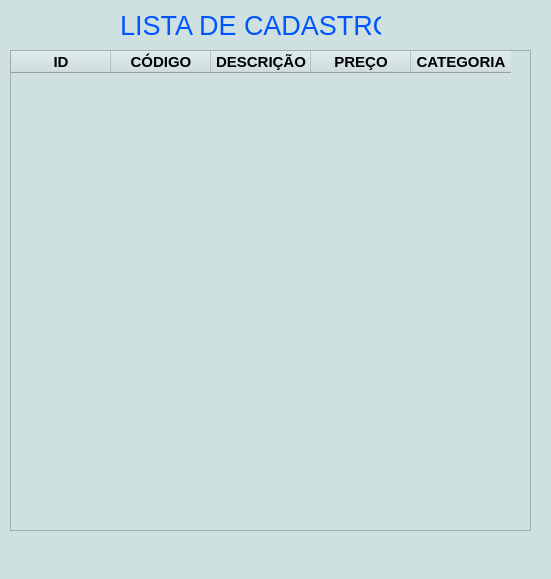
This is lista_de_cadastro.ui in DanielRogerioRibeiro/Product-Registration-in-Python-MySQL-PART-3 as Qt 5 draws it before an edit. The edited form follows.
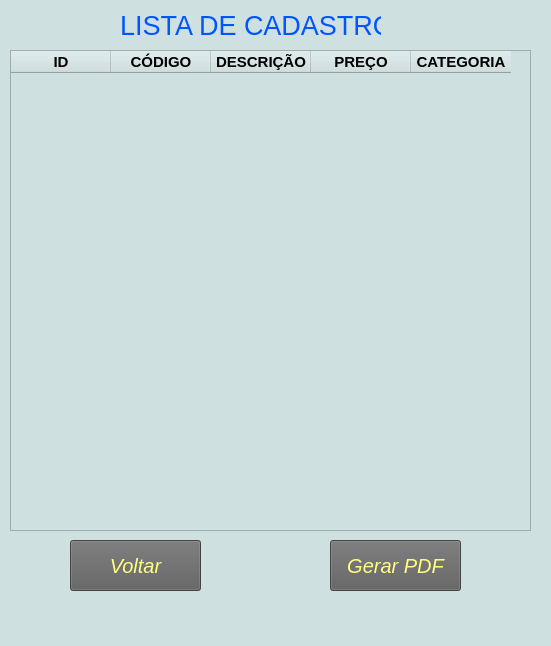
This is the edited form. Icons and pictures are not drawn.

Commit message: Fixing Generate Pdf button.

Diff of the .ui file:
```diff
--- a/lista_de_cadastro.ui
+++ b/lista_de_cadastro.ui
@@ -7,7 +7,7 @@
     <x>0</x>
     <y>0</y>
     <width>551</width>
-    <height>579</height>
+    <height>646</height>
    </rect>
   </property>
   <property name="windowTitle">
@@ -118,6 +118,288 @@
      </property>
     </column>
    </widget>
+   <widget class="QPushButton" name="pushButton">
+    <property name="geometry">
+     <rect>
+      <x>330</x>
+      <y>540</y>
+      <width>131</width>
+      <height>51</height>
+     </rect>
+    </property>
+    <property name="palette">
+     <palette>
+      <active>
+       <colorrole role="Button">
+        <brush brushstyle="SolidPattern">
+         <color alpha="255">
+          <red>94</red>
+          <green>94</green>
+          <blue>94</blue>
+         </color>
+        </brush>
+       </colorrole>
+       <colorrole role="ButtonText">
+        <brush brushstyle="SolidPattern">
+         <color alpha="255">
+          <red>255</red>
+          <green>255</green>
+          <blue>127</blue>
+         </color>
+        </brush>
+       </colorrole>
+       <colorrole role="Base">
+        <brush brushstyle="SolidPattern">
+         <color alpha="255">
+          <red>94</red>
+          <green>94</green>
+          <blue>94</blue>
+         </color>
+        </brush>
+       </colorrole>
+       <colorrole role="Window">
+        <brush brushstyle="SolidPattern">
+         <color alpha="255">
+          <red>94</red>
+          <green>94</green>
+          <blue>94</blue>
+         </color>
+        </brush>
+       </colorrole>
+      </active>
+      <inactive>
+       <colorrole role="Button">
+        <brush brushstyle="SolidPattern">
+         <color alpha="255">
+          <red>94</red>
+          <green>94</green>
+          <blue>94</blue>
+         </color>
+        </brush>
+       </colorrole>
+       <colorrole role="ButtonText">
+        <brush brushstyle="SolidPattern">
+         <color alpha="255">
+          <red>255</red>
+          <green>255</green>
+          <blue>127</blue>
+         </color>
+        </brush>
+       </colorrole>
+       <colorrole role="Base">
+        <brush brushstyle="SolidPattern">
+         <color alpha="255">
+          <red>94</red>
+          <green>94</green>
+          <blue>94</blue>
+         </color>
+        </brush>
+       </colorrole>
+       <colorrole role="Window">
+        <brush brushstyle="SolidPattern">
+         <color alpha="255">
+          <red>94</red>
+          <green>94</green>
+          <blue>94</blue>
+         </color>
+        </brush>
+       </colorrole>
+      </inactive>
+      <disabled>
+       <colorrole role="Button">
+        <brush brushstyle="SolidPattern">
+         <color alpha="255">
+          <red>94</red>
+          <green>94</green>
+          <blue>94</blue>
+         </color>
+        </brush>
+       </colorrole>
+       <colorrole role="ButtonText">
+        <brush brushstyle="SolidPattern">
+         <color alpha="255">
+          <red>120</red>
+          <green>120</green>
+          <blue>120</blue>
+         </color>
+        </brush>
+       </colorrole>
+       <colorrole role="Base">
+        <brush brushstyle="SolidPattern">
+         <color alpha="255">
+          <red>94</red>
+          <green>94</green>
+          <blue>94</blue>
+         </color>
+        </brush>
+       </colorrole>
+       <colorrole role="Window">
+        <brush brushstyle="SolidPattern">
+         <color alpha="255">
+          <red>94</red>
+          <green>94</green>
+          <blue>94</blue>
+         </color>
+        </brush>
+       </colorrole>
+      </disabled>
+     </palette>
+    </property>
+    <property name="font">
+     <font>
+      <pointsize>15</pointsize>
+      <weight>50</weight>
+      <italic>true</italic>
+      <bold>false</bold>
+     </font>
+    </property>
+    <property name="styleSheet">
+     <string notr="true">background-color: rgb(94, 94, 94);</string>
+    </property>
+    <property name="text">
+     <string>Gerar PDF</string>
+    </property>
+   </widget>
+   <widget class="QPushButton" name="pushButton_2">
+    <property name="geometry">
+     <rect>
+      <x>70</x>
+      <y>540</y>
+      <width>131</width>
+      <height>51</height>
+     </rect>
+    </property>
+    <property name="palette">
+     <palette>
+      <active>
+       <colorrole role="Button">
+        <brush brushstyle="SolidPattern">
+         <color alpha="255">
+          <red>94</red>
+          <green>94</green>
+          <blue>94</blue>
+         </color>
+        </brush>
+       </colorrole>
+       <colorrole role="ButtonText">
+        <brush brushstyle="SolidPattern">
+         <color alpha="255">
+          <red>255</red>
+          <green>255</green>
+          <blue>127</blue>
+         </color>
+        </brush>
+       </colorrole>
+       <colorrole role="Base">
+        <brush brushstyle="SolidPattern">
+         <color alpha="255">
+          <red>94</red>
+          <green>94</green>
+          <blue>94</blue>
+         </color>
+        </brush>
+       </colorrole>
+       <colorrole role="Window">
+        <brush brushstyle="SolidPattern">
+         <color alpha="255">
+          <red>94</red>
+          <green>94</green>
+          <blue>94</blue>
+         </color>
+        </brush>
+       </colorrole>
+      </active>
+      <inactive>
+       <colorrole role="Button">
+        <brush brushstyle="SolidPattern">
+         <color alpha="255">
+          <red>94</red>
+          <green>94</green>
+          <blue>94</blue>
+         </color>
+        </brush>
+       </colorrole>
+       <colorrole role="ButtonText">
+        <brush brushstyle="SolidPattern">
+         <color alpha="255">
+          <red>255</red>
+          <green>255</green>
+          <blue>127</blue>
+         </color>
+        </brush>
+       </colorrole>
+       <colorrole role="Base">
+        <brush brushstyle="SolidPattern">
+         <color alpha="255">
+          <red>94</red>
+          <green>94</green>
+          <blue>94</blue>
+         </color>
+        </brush>
+       </colorrole>
+       <colorrole role="Window">
+        <brush brushstyle="SolidPattern">
+         <color alpha="255">
+          <red>94</red>
+          <green>94</green>
+          <blue>94</blue>
+         </color>
+        </brush>
+       </colorrole>
+      </inactive>
+      <disabled>
+       <colorrole role="Button">
+        <brush brushstyle="SolidPattern">
+         <color alpha="255">
+          <red>94</red>
+          <green>94</green>
+          <blue>94</blue>
+         </color>
+        </brush>
+       </colorrole>
+       <colorrole role="ButtonText">
+        <brush brushstyle="SolidPattern">
+         <color alpha="255">
+          <red>120</red>
+          <green>120</green>
+          <blue>120</blue>
+         </color>
+        </brush>
+       </colorrole>
+       <colorrole role="Base">
+        <brush brushstyle="SolidPattern">
+         <color alpha="255">
+          <red>94</red>
+          <green>94</green>
+          <blue>94</blue>
+         </color>
+        </brush>
+       </colorrole>
+       <colorrole role="Window">
+        <brush brushstyle="SolidPattern">
+         <color alpha="255">
+          <red>94</red>
+          <green>94</green>
+          <blue>94</blue>
+         </color>
+        </brush>
+       </colorrole>
+      </disabled>
+     </palette>
+    </property>
+    <property name="font">
+     <font>
+      <pointsize>15</pointsize>
+      <italic>true</italic>
+     </font>
+    </property>
+    <property name="styleSheet">
+     <string notr="true">background-color: rgb(94, 94, 94);</string>
+    </property>
+    <property name="text">
+     <string>Voltar</string>
+    </property>
+   </widget>
   </widget>
   <widget class="QMenuBar" name="menubar">
    <property name="geometry">
```
Left out of the diff: 2 changed lines with no effect on the pictures. The commit also changes 1 other file.
